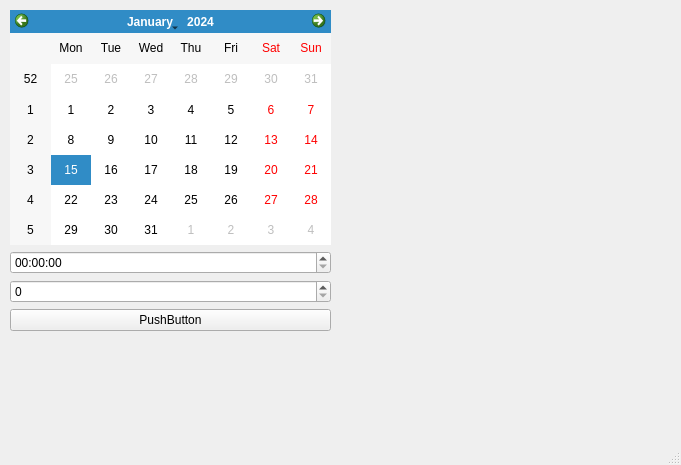
git-chanel/BUDGIE, file ui/main_window.ui: the form before one commit.
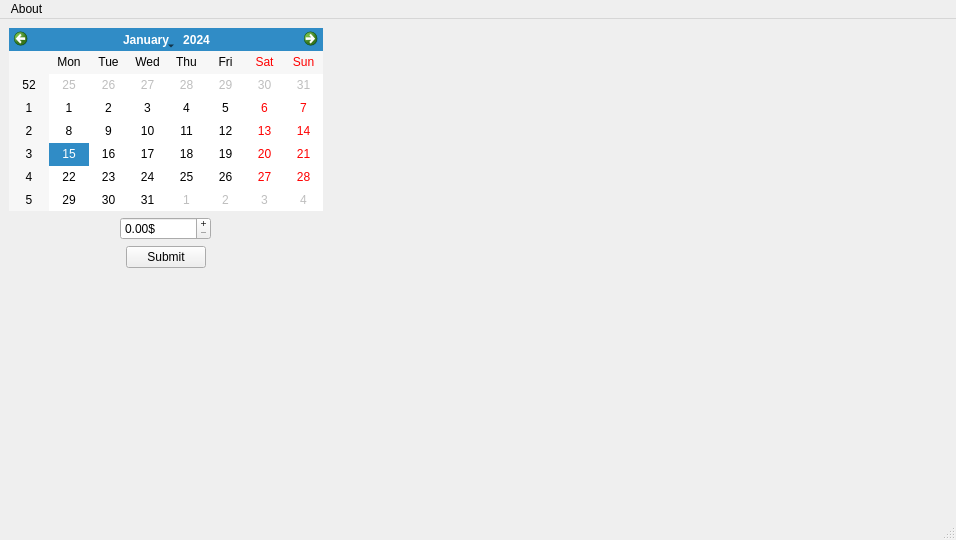
The form after the commit.

```diff
--- a/ui/main_window.ui
+++ b/ui/main_window.ui
@@ -6,8 +6,8 @@
    <rect>
     <x>0</x>
     <y>0</y>
-    <width>681</width>
-    <height>465</height>
+    <width>956</width>
+    <height>540</height>
    </rect>
   </property>
   <property name="windowTitle">
@@ -26,29 +26,55 @@
    <widget class="QWidget" name="verticalLayoutWidget">
     <property name="geometry">
      <rect>
-      <x>10</x>
-      <y>10</y>
-      <width>321</width>
-      <height>321</height>
+      <x>9</x>
+      <y>9</y>
+      <width>314</width>
+      <height>240</height>
      </rect>
     </property>
-    <layout class="QVBoxLayout" name="verticalLayout" stretch="100,100,100,100">
+    <layout class="QVBoxLayout" name="verticalLayout" stretch="100,0,0">
      <property name="sizeConstraint">
       <enum>QLayout::SetDefaultConstraint</enum>
      </property>
      <item>
-      <widget class="QCalendarWidget" name="calendarWidget"/>
+      <widget class="QCalendarWidget" name="calendarWidget">
+       <property name="sizePolicy">
+        <sizepolicy hsizetype="Expanding" vsizetype="Expanding">
+         <horstretch>0</horstretch>
+         <verstretch>0</verstretch>
+        </sizepolicy>
+       </property>
+      </widget>
      </item>
-     <item>
-      <widget class="QTimeEdit" name="timeEdit"/>
+     <item alignment="Qt::AlignHCenter">
+      <widget class="QDoubleSpinBox" name="currencyInput">
+       <property name="minimumSize">
+        <size>
+         <width>64</width>
+         <height>0</height>
+        </size>
+       </property>
+       <property name="buttonSymbols">
+        <enum>QAbstractSpinBox::PlusMinus</enum>
+       </property>
+       <property name="specialValueText">
+        <string/>
+       </property>
+       <property name="correctionMode">
+        <enum>QAbstractSpinBox::CorrectToNearestValue</enum>
+       </property>
+       <property name="suffix">
+        <string>$</string>
+       </property>
+       <property name="maximum">
+        <double>9999999.000000000000000</double>
+       </property>
+      </widget>
      </item>
-     <item>
-      <widget class="QSpinBox" name="spinBox"/>
-     </item>
-     <item>
-      <widget class="QPushButton" name="pushButton">
+     <item alignment="Qt::AlignHCenter">
+      <widget class="QPushButton" name="submitButton">
        <property name="text">
-        <string>PushButton</string>
+        <string>Submit</string>
        </property>
       </widget>
      </item>
@@ -60,10 +86,17 @@
     <rect>
      <x>0</x>
      <y>0</y>
-     <width>681</width>
+     <width>956</width>
      <height>21</height>
     </rect>
    </property>
+   <widget class="QMenu" name="menuProgram">
+    <property name="title">
+     <string>About</string>
+    </property>
+    <addaction name="actionAbout"/>
+   </widget>
+   <addaction name="menuProgram"/>
   </widget>
   <widget class="QStatusBar" name="statusbar"/>
  </widget>
```
Left out of the diff: 5 changed lines with no effect on the pictures.
